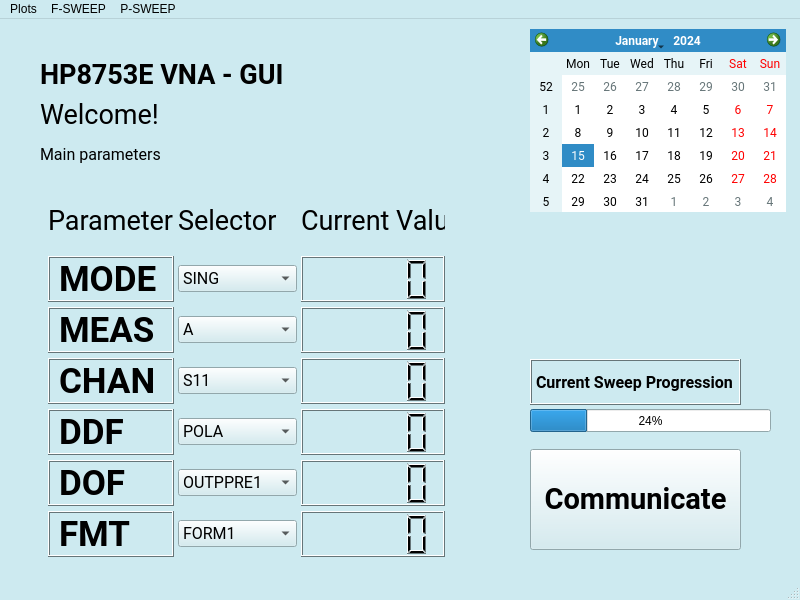
biqute/QTLab2324, file IRdetection/Instruments/VNA_GUI/test.ui: the form before one commit.
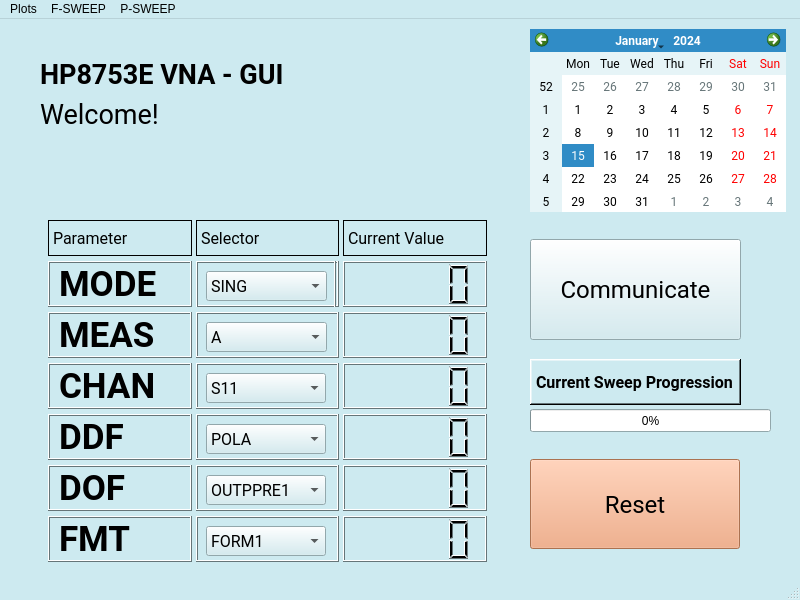
The form after the commit.

Commit message: GUI development proceeding good

```diff
--- a/IRdetection/Instruments/VNA_GUI/test.ui
+++ b/IRdetection/Instruments/VNA_GUI/test.ui
@@ -510,46 +510,16 @@
      <enum>Qt::AutoText</enum>
     </property>
    </widget>
-   <widget class="QLabel" name="label_3">
-    <property name="geometry">
-     <rect>
-      <x>40</x>
-      <y>110</y>
-      <width>171</width>
-      <height>51</height>
-     </rect>
-    </property>
-    <property name="font">
-     <font>
-      <family>Roboto</family>
-      <pointsize>12</pointsize>
-      <weight>50</weight>
-      <bold>false</bold>
-     </font>
-    </property>
-    <property name="layoutDirection">
-     <enum>Qt::LeftToRight</enum>
-    </property>
-    <property name="frameShape">
-     <enum>QFrame::NoFrame</enum>
-    </property>
-    <property name="text">
-     <string>Main parameters</string>
-    </property>
-    <property name="textFormat">
-     <enum>Qt::AutoText</enum>
-    </property>
-   </widget>
    <widget class="QWidget" name="gridLayoutWidget">
     <property name="geometry">
      <rect>
       <x>39</x>
-      <y>159</y>
-      <width>418</width>
-      <height>391</height>
+      <y>189</y>
+      <width>460</width>
+      <height>366</height>
      </rect>
     </property>
-    <layout class="QGridLayout" name="gridLayout">
+    <layout class="QGridLayout" name="gridLayout" rowstretch="0,0,0,0,0,0,0">
      <property name="sizeConstraint">
       <enum>QLayout::SetDefaultConstraint</enum>
      </property>
@@ -571,6 +541,55 @@
      <property name="verticalSpacing">
       <number>5</number>
      </property>
+     <item row="3" column="1">
+      <widget class="QFrame" name="frame_6">
+       <property name="frameShape">
+        <enum>QFrame::Box</enum>
+       </property>
+       <property name="frameShadow">
+        <enum>QFrame::Raised</enum>
+       </property>
+       <widget class="QComboBox" name="comboBox_5">
+        <property name="geometry">
+         <rect>
+          <x>10</x>
+          <y>10</y>
+          <width>120</width>
+          <height>30</height>
+         </rect>
+        </property>
+        <property name="font">
+         <font>
+          <family>Roboto</family>
+          <pointsize>12</pointsize>
+         </font>
+        </property>
+        <property name="currentText">
+         <string>S21</string>
+        </property>
+        <item>
+         <property name="text">
+          <string>S11</string>
+         </property>
+        </item>
+        <item>
+         <property name="text">
+          <string>S12</string>
+         </property>
+        </item>
+        <item>
+         <property name="text">
+          <string>S21</string>
+         </property>
+        </item>
+        <item>
+         <property name="text">
+          <string>S22</string>
+         </property>
+        </item>
+       </widget>
+      </widget>
+     </item>
      <item row="6" column="2">
       <widget class="QLCDNumber" name="lcdNumber_6"/>
      </item>
@@ -598,6 +617,198 @@
        </property>
       </widget>
      </item>
+     <item row="6" column="1">
+      <widget class="QFrame" name="frame_8">
+       <property name="frameShape">
+        <enum>QFrame::Box</enum>
+       </property>
+       <property name="frameShadow">
+        <enum>QFrame::Raised</enum>
+       </property>
+       <widget class="QComboBox" name="comboBox_2">
+        <property name="geometry">
+         <rect>
+          <x>10</x>
+          <y>10</y>
+          <width>120</width>
+          <height>30</height>
+         </rect>
+        </property>
+        <property name="font">
+         <font>
+          <family>Roboto</family>
+          <pointsize>12</pointsize>
+         </font>
+        </property>
+        <property name="currentText">
+         <string>FORM2</string>
+        </property>
+        <item>
+         <property name="text">
+          <string>FORM1</string>
+         </property>
+        </item>
+        <item>
+         <property name="text">
+          <string>FORM2</string>
+         </property>
+        </item>
+        <item>
+         <property name="text">
+          <string>FORM3</string>
+         </property>
+        </item>
+        <item>
+         <property name="text">
+          <string>FORM4</string>
+         </property>
+        </item>
+        <item>
+         <property name="text">
+          <string>FORM5</string>
+         </property>
+        </item>
+       </widget>
+      </widget>
+     </item>
+     <item row="1" column="1">
+      <widget class="QFrame" name="frame">
+       <property name="frameShape">
+        <enum>QFrame::Box</enum>
+       </property>
+       <property name="frameShadow">
+        <enum>QFrame::Raised</enum>
+       </property>
+       <widget class="QComboBox" name="comboBox">
+        <property name="geometry">
+         <rect>
+          <x>10</x>
+          <y>10</y>
+          <width>121</width>
+          <height>30</height>
+         </rect>
+        </property>
+        <property name="font">
+         <font>
+          <family>Roboto</family>
+          <pointsize>12</pointsize>
+         </font>
+        </property>
+        <item>
+         <property name="text">
+          <string>SING</string>
+         </property>
+        </item>
+        <item>
+         <property name="text">
+          <string>CONT</string>
+         </property>
+        </item>
+       </widget>
+       <widget class="QFrame" name="frame_2">
+        <property name="geometry">
+         <rect>
+          <x>0</x>
+          <y>0</y>
+          <width>140</width>
+          <height>51</height>
+         </rect>
+        </property>
+        <property name="frameShape">
+         <enum>QFrame::Box</enum>
+        </property>
+        <property name="frameShadow">
+         <enum>QFrame::Raised</enum>
+        </property>
+       </widget>
+       <zorder>frame_2</zorder>
+       <zorder>comboBox</zorder>
+      </widget>
+     </item>
+     <item row="5" column="1">
+      <widget class="QFrame" name="frame_4">
+       <property name="frameShape">
+        <enum>QFrame::Box</enum>
+       </property>
+       <property name="frameShadow">
+        <enum>QFrame::Raised</enum>
+       </property>
+       <widget class="QComboBox" name="comboBox_3">
+        <property name="geometry">
+         <rect>
+          <x>10</x>
+          <y>10</y>
+          <width>120</width>
+          <height>30</height>
+         </rect>
+        </property>
+        <property name="font">
+         <font>
+          <family>Roboto</family>
+          <pointsize>12</pointsize>
+         </font>
+        </property>
+        <property name="currentText">
+         <string>OUTPFORM</string>
+        </property>
+        <item>
+         <property name="text">
+          <string>OUTPPRE1</string>
+         </property>
+        </item>
+        <item>
+         <property name="text">
+          <string>OUTPPRE2</string>
+         </property>
+        </item>
+        <item>
+         <property name="text">
+          <string>OUTPPRE3</string>
+         </property>
+        </item>
+        <item>
+         <property name="text">
+          <string>OUTPPRE4</string>
+         </property>
+        </item>
+        <item>
+         <property name="text">
+          <string>OUTPRAW1</string>
+         </property>
+        </item>
+        <item>
+         <property name="text">
+          <string>OUTPRAW2</string>
+         </property>
+        </item>
+        <item>
+         <property name="text">
+          <string>OUTPRAW3</string>
+         </property>
+        </item>
+        <item>
+         <property name="text">
+          <string>OUTPRAW4</string>
+         </property>
+        </item>
+        <item>
+         <property name="text">
+          <string>OUTPDATA</string>
+         </property>
+        </item>
+        <item>
+         <property name="text">
+          <string>OUTPMEMO</string>
+         </property>
+        </item>
+        <item>
+         <property name="text">
+          <string>OUTPFORM</string>
+         </property>
+        </item>
+       </widget>
+      </widget>
+     </item>
      <item row="5" column="0">
       <widget class="QLabel" name="label_11">
        <property name="font">
@@ -619,44 +830,6 @@
        </property>
       </widget>
      </item>
-     <item row="6" column="1">
-      <widget class="QComboBox" name="comboBox_2">
-       <property name="font">
-        <font>
-         <family>Roboto</family>
-         <pointsize>12</pointsize>
-        </font>
-       </property>
-       <property name="currentText">
-        <string>FORM2</string>
-       </property>
-       <item>
-        <property name="text">
-         <string>FORM1</string>
-        </property>
-       </item>
-       <item>
-        <property name="text">
-         <string>FORM2</string>
-        </property>
-       </item>
-       <item>
-        <property name="text">
-         <string>FORM3</string>
-        </property>
-       </item>
-       <item>
-        <property name="text">
-         <string>FORM4</string>
-        </property>
-       </item>
-       <item>
-        <property name="text">
-         <string>FORM5</string>
-        </property>
-       </item>
-      </widget>
-     </item>
      <item row="2" column="0">
       <widget class="QLabel" name="label_9">
        <property name="font">
@@ -678,97 +851,6 @@
        </property>
       </widget>
      </item>
-     <item row="4" column="1">
-      <widget class="QComboBox" name="comboBox_4">
-       <property name="font">
-        <font>
-         <family>Roboto</family>
-         <pointsize>12</pointsize>
-        </font>
-       </property>
-       <property name="currentText">
-        <string>LOGM</string>
-       </property>
-       <item>
-        <property name="text">
-         <string>POLA</string>
-        </property>
-       </item>
-       <item>
-        <property name="text">
-         <string>LINM</string>
-        </property>
-       </item>
-       <item>
-        <property name="text">
-         <string>LOGM</string>
-        </property>
-       </item>
-       <item>
-        <property name="text">
-         <string>PHAS</string>
-        </property>
-       </item>
-       <item>
-        <property name="text">
-         <string>DELA</string>
-        </property>
-       </item>
-       <item>
-        <property name="text">
-         <string>SMIC</string>
-        </property>
-       </item>
-       <item>
-        <property name="text">
-         <string>SWR</string>
-        </property>
-       </item>
-       <item>
-        <property name="text">
-         <string>REAL</string>
-        </property>
-       </item>
-       <item>
-        <property name="text">
-         <string>IMAG</string>
-        </property>
-       </item>
-      </widget>
-     </item>
-     <item row="3" column="1">
-      <widget class="QComboBox" name="comboBox_5">
-       <property name="font">
-        <font>
-         <family>Roboto</family>
-         <pointsize>12</pointsize>
-        </font>
-       </property>
-       <property name="currentText">
-        <string>S21</string>
-       </property>
-       <item>
-        <property name="text">
-         <string>S11</string>
-        </property>
-       </item>
-       <item>
-        <property name="text">
-         <string>S12</string>
-        </property>
-       </item>
-       <item>
-        <property name="text">
-         <string>S21</string>
-        </property>
-       </item>
-       <item>
-        <property name="text">
-         <string>S22</string>
-        </property>
-       </item>
-      </widget>
-     </item>
      <item row="3" column="0">
       <widget class="QLabel" name="label_13">
        <property name="font">
@@ -790,27 +872,22 @@
        </property>
       </widget>
      </item>
-     <item row="2" column="1">
-      <widget class="QComboBox" name="comboBox_6">
+     <item row="0" column="0">
+      <widget class="QLabel" name="label_4">
        <property name="font">
         <font>
          <family>Roboto</family>
          <pointsize>12</pointsize>
+         <weight>50</weight>
+         <bold>false</bold>
         </font>
        </property>
-       <property name="currentText">
-        <string>B</string>
+       <property name="frameShape">
+        <enum>QFrame::Box</enum>
        </property>
-       <item>
-        <property name="text">
-         <string>A</string>
-        </property>
-       </item>
-       <item>
-        <property name="text">
-         <string>B</string>
-        </property>
-       </item>
+       <property name="text">
+        <string>Parameter</string>
+       </property>
       </widget>
      </item>
      <item row="1" column="2">
@@ -858,94 +935,6 @@
        </property>
       </widget>
      </item>
-     <item row="5" column="1">
-      <widget class="QComboBox" name="comboBox_3">
-       <property name="font">
-        <font>
-         <family>Roboto</family>
-         <pointsize>12</pointsize>
-        </font>
-       </property>
-       <property name="currentText">
-        <string>OUTPFORM</string>
-       </property>
-       <item>
-        <property name="text">
-         <string>OUTPPRE1</string>
-        </property>
-       </item>
-       <item>
-        <property name="text">
-         <string>OUTPPRE2</string>
-        </property>
-       </item>
-       <item>
-        <property name="text">
-         <string>OUTPPRE3</string>
-        </property>
-       </item>
-       <item>
-        <property name="text">
-         <string>OUTPPRE4</string>
-        </property>
-       </item>
-       <item>
-        <property name="text">
-         <string>OUTPRAW1</string>
-        </property>
-       </item>
-       <item>
-        <property name="text">
-         <string>OUTPRAW2</string>
-        </property>
-       </item>
-       <item>
-        <property name="text">
-         <string>OUTPRAW3</string>
-        </property>
-       </item>
-       <item>
-        <property name="text">
-         <string>OUTPRAW4</string>
-        </property>
-       </item>
-       <item>
-        <property name="text">
-         <string>OUTPDATA</string>
-        </property>
-       </item>
-       <item>
-        <property name="text">
-         <string>OUTPMEMO</string>
-        </property>
-       </item>
-       <item>
-        <property name="text">
-         <string>OUTPFORM</string>
-        </property>
-       </item>
-      </widget>
-     </item>
-     <item row="1" column="1">
-      <widget class="QComboBox" name="comboBox">
-       <property name="font">
-        <font>
-         <family>Roboto</family>
-         <pointsize>12</pointsize>
-        </font>
-       </property>
-       <item>
-        <property name="text">
-         <string>SING</string>
-        </property>
-       </item>
-       <item>
-        <property name="text">
-         <string>CONT</string>
-        </property>
-       </item>
-      </widget>
-     </item>
      <item row="5" column="2">
       <widget class="QLCDNumber" name="lcdNumber_5"/>
      </item>
@@ -955,34 +944,78 @@
      <item row="2" column="2">
       <widget class="QLCDNumber" name="lcdNumber_2"/>
      </item>
-     <item row="0" column="0">
-      <widget class="QLabel" name="label_4">
-       <property name="font">
-        <font>
-         <family>Roboto</family>
-         <pointsize>20</pointsize>
-         <weight>50</weight>
-         <bold>false</bold>
-        </font>
+     <item row="4" column="1">
+      <widget class="QFrame" name="frame_5">
+       <property name="frameShape">
+        <enum>QFrame::Box</enum>
        </property>
-       <property name="text">
-        <string>Parameter</string>
+       <property name="frameShadow">
+        <enum>QFrame::Raised</enum>
        </property>
-      </widget>
-     </item>
-     <item row="0" column="1">
-      <widget class="QLabel" name="label_6">
-       <property name="font">
-        <font>
-         <family>Roboto</family>
-         <pointsize>20</pointsize>
-         <weight>50</weight>
-         <bold>false</bold>
-        </font>
-       </property>
-       <property name="text">
-        <string>Selector</string>
-       </property>
+       <widget class="QComboBox" name="comboBox_4">
+        <property name="geometry">
+         <rect>
+          <x>10</x>
+          <y>10</y>
+          <width>120</width>
+          <height>30</height>
+         </rect>
+        </property>
+        <property name="font">
+         <font>
+          <family>Roboto</family>
+          <pointsize>12</pointsize>
+         </font>
+        </property>
+        <property name="currentText">
+         <string>LOGM</string>
+        </property>
+        <item>
+         <property name="text">
+          <string>POLA</string>
+         </property>
+        </item>
+        <item>
+         <property name="text">
+          <string>LINM</string>
+         </property>
+        </item>
+        <item>
+         <property name="text">
+          <string>LOGM</string>
+         </property>
+        </item>
+        <item>
+         <property name="text">
+          <string>PHAS</string>
+         </property>
+        </item>
+        <item>
+         <property name="text">
+          <string>DELA</string>
+         </property>
+        </item>
+        <item>
+         <property name="text">
+          <string>SMIC</string>
+         </property>
+        </item>
+        <item>
+         <property name="text">
+          <string>SWR</string>
+         </property>
+        </item>
+        <item>
+         <property name="text">
+          <string>REAL</string>
+         </property>
+        </item>
+        <item>
+         <property name="text">
+          <string>IMAG</string>
+         </property>
+        </item>
+       </widget>
       </widget>
      </item>
      <item row="0" column="2">
@@ -990,23 +1023,83 @@
        <property name="font">
         <font>
          <family>Roboto</family>
-         <pointsize>20</pointsize>
+         <pointsize>12</pointsize>
          <weight>50</weight>
          <bold>false</bold>
         </font>
        </property>
+       <property name="frameShape">
+        <enum>QFrame::Box</enum>
+       </property>
        <property name="text">
         <string>Current Value</string>
        </property>
       </widget>
      </item>
+     <item row="0" column="1">
+      <widget class="QLabel" name="label_6">
+       <property name="font">
+        <font>
+         <family>Roboto</family>
+         <pointsize>12</pointsize>
+         <weight>50</weight>
+         <bold>false</bold>
+        </font>
+       </property>
+       <property name="frameShape">
+        <enum>QFrame::Box</enum>
+       </property>
+       <property name="text">
+        <string>Selector</string>
+       </property>
+      </widget>
+     </item>
+     <item row="2" column="1">
+      <widget class="QFrame" name="frame_7">
+       <property name="frameShape">
+        <enum>QFrame::Box</enum>
+       </property>
+       <property name="frameShadow">
+        <enum>QFrame::Raised</enum>
+       </property>
+       <widget class="QComboBox" name="comboBox_6">
+        <property name="geometry">
+         <rect>
+          <x>10</x>
+          <y>10</y>
+          <width>121</width>
+          <height>30</height>
+         </rect>
+        </property>
+        <property name="font">
+         <font>
+          <family>Roboto</family>
+          <pointsize>12</pointsize>
+         </font>
+        </property>
+        <property name="currentText">
+         <string>B</string>
+        </property>
+        <item>
+         <property name="text">
+          <string>A</string>
+         </property>
+        </item>
+        <item>
+         <property name="text">
+          <string>B</string>
+         </property>
+        </item>
+       </widget>
+      </widget>
+     </item>
     </layout>
    </widget>
    <widget class="QPushButton" name="pushButton">
     <property name="geometry">
      <rect>
       <x>530</x>
-      <y>430</y>
+      <y>220</y>
       <width>211</width>
       <height>101</height>
      </rect>
@@ -1014,9 +1107,9 @@
     <property name="font">
      <font>
       <family>Roboto</family>
-      <pointsize>22</pointsize>
-      <weight>75</weight>
-      <bold>true</bold>
+      <pointsize>18</pointsize>
+      <weight>50</weight>
+      <bold>false</bold>
      </font>
     </property>
     <property name="tabletTracking">
@@ -1048,7 +1141,7 @@
      </rect>
     </property>
     <property name="value">
-     <number>24</number>
+     <number>0</number>
     </property>
    </widget>
    <widget class="QLabel" name="label_8">
@@ -1069,7 +1162,7 @@
      </font>
     </property>
     <property name="frameShape">
-     <enum>QFrame::Box</enum>
+     <enum>QFrame::WinPanel</enum>
     </property>
     <property name="frameShadow">
      <enum>QFrame::Raised</enum>
@@ -1078,6 +1171,440 @@
      <string>Current Sweep Progression</string>
     </property>
    </widget>
+   <widget class="QPushButton" name="pushButton_2">
+    <property name="geometry">
+     <rect>
+      <x>530</x>
+      <y>440</y>
+      <width>210</width>
+      <height>90</height>
+     </rect>
+    </property>
+    <property name="palette">
+     <palette>
+      <active>
+       <colorrole role="WindowText">
+        <brush brushstyle="SolidPattern">
+         <color alpha="255">
+          <red>0</red>
+          <green>0</green>
+          <blue>0</blue>
+         </color>
+        </brush>
+       </colorrole>
+       <colorrole role="Button">
+        <brush brushstyle="SolidPattern">
+         <color alpha="255">
+          <red>240</red>
+          <green>160</green>
+          <blue>114</blue>
+         </color>
+        </brush>
+       </colorrole>
+       <colorrole role="Light">
+        <brush brushstyle="SolidPattern">
+         <color alpha="255">
+          <red>255</red>
+          <green>237</green>
+          <blue>227</blue>
+         </color>
+        </brush>
+       </colorrole>
+       <colorrole role="Midlight">
+        <brush brushstyle="SolidPattern">
+         <color alpha="255">
+          <red>247</red>
+          <green>198</green>
+          <blue>170</blue>
+         </color>
+        </brush>
+       </colorrole>
+       <colorrole role="Dark">
+        <brush brushstyle="SolidPattern">
+         <color alpha="255">
+          <red>120</red>
+          <green>80</green>
+          <blue>57</blue>
+         </color>
+        </brush>
+       </colorrole>
+       <colorrole role="Mid">
+        <brush brushstyle="SolidPattern">
+         <color alpha="255">
+          <red>160</red>
+          <green>107</green>
+          <blue>76</blue>
+         </color>
+        </brush>
+       </colorrole>
+       <colorrole role="Text">
+        <brush brushstyle="SolidPattern">
+         <color alpha="255">
+          <red>0</red>
+          <green>0</green>
+          <blue>0</blue>
+         </color>
+        </brush>
+       </colorrole>
+       <colorrole role="BrightText">
+        <brush brushstyle="SolidPattern">
+         <color alpha="255">
+          <red>255</red>
+          <green>255</green>
+          <blue>255</blue>
+         </color>
+        </brush>
+       </colorrole>
+       <colorrole role="ButtonText">
+        <brush brushstyle="SolidPattern">
+         <color alpha="255">
+          <red>0</red>
+          <green>0</green>
+          <blue>0</blue>
+         </color>
+        </brush>
+       </colorrole>
+       <colorrole role="Base">
+        <brush brushstyle="SolidPattern">
+         <color alpha="255">
+          <red>255</red>
+          <green>255</green>
+          <blue>255</blue>
+         </color>
+        </brush>
+       </colorrole>
+       <colorrole role="Window">
+        <brush brushstyle="SolidPattern">
+         <color alpha="255">
+          <red>240</red>
+          <green>160</green>
+          <blue>114</blue>
+         </color>
+        </brush>
+       </colorrole>
+       <colorrole role="Shadow">
+        <brush brushstyle="SolidPattern">
+         <color alpha="255">
+          <red>0</red>
+          <green>0</green>
+          <blue>0</blue>
+         </color>
+        </brush>
+       </colorrole>
+       <colorrole role="AlternateBase">
+        <brush brushstyle="SolidPattern">
+         <color alpha="255">
+          <red>247</red>
+          <green>207</green>
+          <blue>184</blue>
+         </color>
+        </brush>
+       </colorrole>
+       <colorrole role="ToolTipBase">
+        <brush brushstyle="SolidPattern">
+         <color alpha="255">
+          <red>255</red>
+          <green>255</green>
+          <blue>220</blue>
+         </color>
+        </brush>
+       </colorrole>
+       <colorrole role="ToolTipText">
+        <brush brushstyle="SolidPattern">
+         <color alpha="255">
+          <red>0</red>
+          <green>0</green>
+          <blue>0</blue>
+         </color>
+        </brush>
+       </colorrole>
+      </active>
+      <inactive>
+       <colorrole role="WindowText">
+        <brush brushstyle="SolidPattern">
+         <color alpha="255">
+          <red>0</red>
+          <green>0</green>
+          <blue>0</blue>
+         </color>
+        </brush>
+       </colorrole>
+       <colorrole role="Button">
+        <brush brushstyle="SolidPattern">
+         <color alpha="255">
+          <red>240</red>
+          <green>160</green>
+          <blue>114</blue>
+         </color>
+        </brush>
+       </colorrole>
+       <colorrole role="Light">
+        <brush brushstyle="SolidPattern">
+         <color alpha="255">
+          <red>255</red>
+          <green>237</green>
+          <blue>227</blue>
+         </color>
+        </brush>
+       </colorrole>
+       <colorrole role="Midlight">
+        <brush brushstyle="SolidPattern">
+         <color alpha="255">
+          <red>247</red>
+          <green>198</green>
+          <blue>170</blue>
+         </color>
+        </brush>
+       </colorrole>
+       <colorrole role="Dark">
+        <brush brushstyle="SolidPattern">
+         <color alpha="255">
+          <red>120</red>
+          <green>80</green>
+          <blue>57</blue>
+         </color>
+        </brush>
+       </colorrole>
+       <colorrole role="Mid">
+        <brush brushstyle="SolidPattern">
+         <color alpha="255">
+          <red>160</red>
+          <green>107</green>
+          <blue>76</blue>
+         </color>
+        </brush>
+       </colorrole>
+       <colorrole role="Text">
+        <brush brushstyle="SolidPattern">
+         <color alpha="255">
+          <red>0</red>
+          <green>0</green>
+          <blue>0</blue>
+         </color>
+        </brush>
+       </colorrole>
+       <colorrole role="BrightText">
+        <brush brushstyle="SolidPattern">
+         <color alpha="255">
+          <red>255</red>
+          <green>255</green>
+          <blue>255</blue>
+         </color>
+        </brush>
+       </colorrole>
+       <colorrole role="ButtonText">
+        <brush brushstyle="SolidPattern">
+         <color alpha="255">
+          <red>0</red>
+          <green>0</green>
+          <blue>0</blue>
+         </color>
+        </brush>
+       </colorrole>
+       <colorrole role="Base">
+        <brush brushstyle="SolidPattern">
+         <color alpha="255">
+          <red>255</red>
+          <green>255</green>
+          <blue>255</blue>
+         </color>
+        </brush>
+       </colorrole>
+       <colorrole role="Window">
+        <brush brushstyle="SolidPattern">
+         <color alpha="255">
+          <red>240</red>
+          <green>160</green>
+          <blue>114</blue>
+         </color>
+        </brush>
+       </colorrole>
+       <colorrole role="Shadow">
+        <brush brushstyle="SolidPattern">
+         <color alpha="255">
+          <red>0</red>
+          <green>0</green>
+          <blue>0</blue>
+         </color>
+        </brush>
+       </colorrole>
+       <colorrole role="AlternateBase">
+        <brush brushstyle="SolidPattern">
+         <color alpha="255">
+          <red>247</red>
+          <green>207</green>
+          <blue>184</blue>
+         </color>
+        </brush>
+       </colorrole>
+       <colorrole role="ToolTipBase">
+        <brush brushstyle="SolidPattern">
+         <color alpha="255">
+          <red>255</red>
+          <green>255</green>
+          <blue>220</blue>
+         </color>
+        </brush>
+       </colorrole>
+       <colorrole role="ToolTipText">
+        <brush brushstyle="SolidPattern">
+         <color alpha="255">
+          <red>0</red>
+          <green>0</green>
+          <blue>0</blue>
+         </color>
+        </brush>
+       </colorrole>
+      </inactive>
+      <disabled>
+       <colorrole role="WindowText">
+        <brush brushstyle="SolidPattern">
+         <color alpha="255">
+          <red>120</red>
+          <green>80</green>
+          <blue>57</blue>
+         </color>
+        </brush>
+       </colorrole>
+       <colorrole role="Button">
+        <brush brushstyle="SolidPattern">
+         <color alpha="255">
+          <red>240</red>
+          <green>160</green>
+          <blue>114</blue>
+         </color>
+        </brush>
+       </colorrole>
+       <colorrole role="Light">
+        <brush brushstyle="SolidPattern">
+         <color alpha="255">
+          <red>255</red>
+          <green>237</green>
+          <blue>227</blue>
+         </color>
+        </brush>
+       </colorrole>
+       <colorrole role="Midlight">
+        <brush brushstyle="SolidPattern">
+         <color alpha="255">
+          <red>247</red>
+          <green>198</green>
+          <blue>170</blue>
+         </color>
+        </brush>
+       </colorrole>
+       <colorrole role="Dark">
+        <brush brushstyle="SolidPattern">
+         <color alpha="255">
+          <red>120</red>
+          <green>80</green>
+          <blue>57</blue>
+         </color>
+        </brush>
+       </colorrole>
+       <colorrole role="Mid">
+        <brush brushstyle="SolidPattern">
+         <color alpha="255">
+          <red>160</red>
+          <green>107</green>
+          <blue>76</blue>
+         </color>
+        </brush>
+       </colorrole>
+       <colorrole role="Text">
+        <brush brushstyle="SolidPattern">
+         <color alpha="255">
+          <red>120</red>
+          <green>80</green>
+          <blue>57</blue>
+         </color>
+        </brush>
+       </colorrole>
+       <colorrole role="BrightText">
+        <brush brushstyle="SolidPattern">
+         <color alpha="255">
+          <red>255</red>
+          <green>255</green>
+          <blue>255</blue>
+         </color>
+        </brush>
+       </colorrole>
+       <colorrole role="ButtonText">
+        <brush brushstyle="SolidPattern">
+         <color alpha="255">
+          <red>120</red>
+          <green>80</green>
+          <blue>57</blue>
+         </color>
+        </brush>
+       </colorrole>
+       <colorrole role="Base">
+        <brush brushstyle="SolidPattern">
+         <color alpha="255">
+          <red>240</red>
+          <green>160</green>
+          <blue>114</blue>
+         </color>
+        </brush>
+       </colorrole>
+       <colorrole role="Window">
+        <brush brushstyle="SolidPattern">
+         <color alpha="255">
+          <red>240</red>
+          <green>160</green>
+          <blue>114</blue>
+         </color>
+        </brush>
+       </colorrole>
+       <colorrole role="Shadow">
+        <brush brushstyle="SolidPattern">
+         <color alpha="255">
+          <red>0</red>
+          <green>0</green>
+          <blue>0</blue>
+         </color>
+        </brush>
+       </colorrole>
+       <colorrole role="AlternateBase">
+        <brush brushstyle="SolidPattern">
+         <color alpha="255">
+          <red>240</red>
+          <green>160</green>
+          <blue>114</blue>
+         </color>
+        </brush>
+       </colorrole>
+       <colorrole role="ToolTipBase">
+        <brush brushstyle="SolidPattern">
+         <color alpha="255">
+          <red>255</red>
+          <green>255</green>
+          <blue>220</blue>
+         </color>
+        </brush>
+       </colorrole>
+       <colorrole role="ToolTipText">
+        <brush brushstyle="SolidPattern">
+         <color alpha="255">
+          <red>0</red>
+          <green>0</green>
+          <blue>0</blue>
+         </color>
+        </brush>
+       </colorrole>
+      </disabled>
+     </palette>
+    </property>
+    <property name="font">
+     <font>
+      <family>Roboto</family>
+      <pointsize>18</pointsize>
+     </font>
+    </property>
+    <property name="text">
+     <string>Reset</string>
+    </property>
+   </widget>
   </widget>
   <widget class="QStatusBar" name="statusbar"/>
   <widget class="QMenuBar" name="menubar">
```
Left out of the diff: 30 changed lines with no effect on the pictures. The commit also changes 2 other files.
